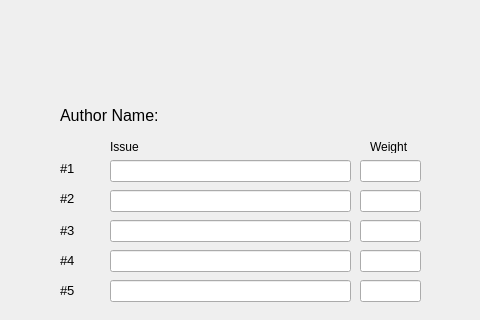
Old version of the form ui/System5IssueUI.ui in the repository sourcery-ai-experiments/jaar; both pictures show x 0 to 480 and y 0 to 320 of the 821 by 625 pixel window.
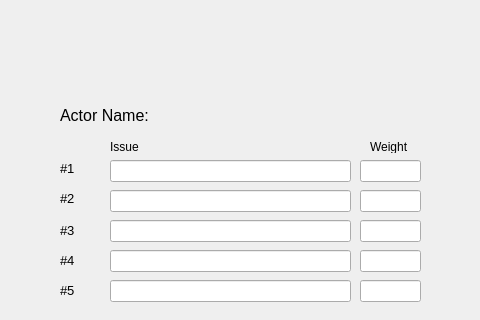
New version of the form.

Commit message: #13 change "author" to "actor"

Patch:
```diff
--- a/ui/System5IssueUI.ui
+++ b/ui/System5IssueUI.ui
@@ -551,7 +551,7 @@
     </font>
    </property>
    <property name="text">
-    <string>Author Name:</string>
+    <string>Actor Name:</string>
    </property>
   </widget>
   <widget class="QLineEdit" name="issue_10">
```
The commit also changes 32 other files.
